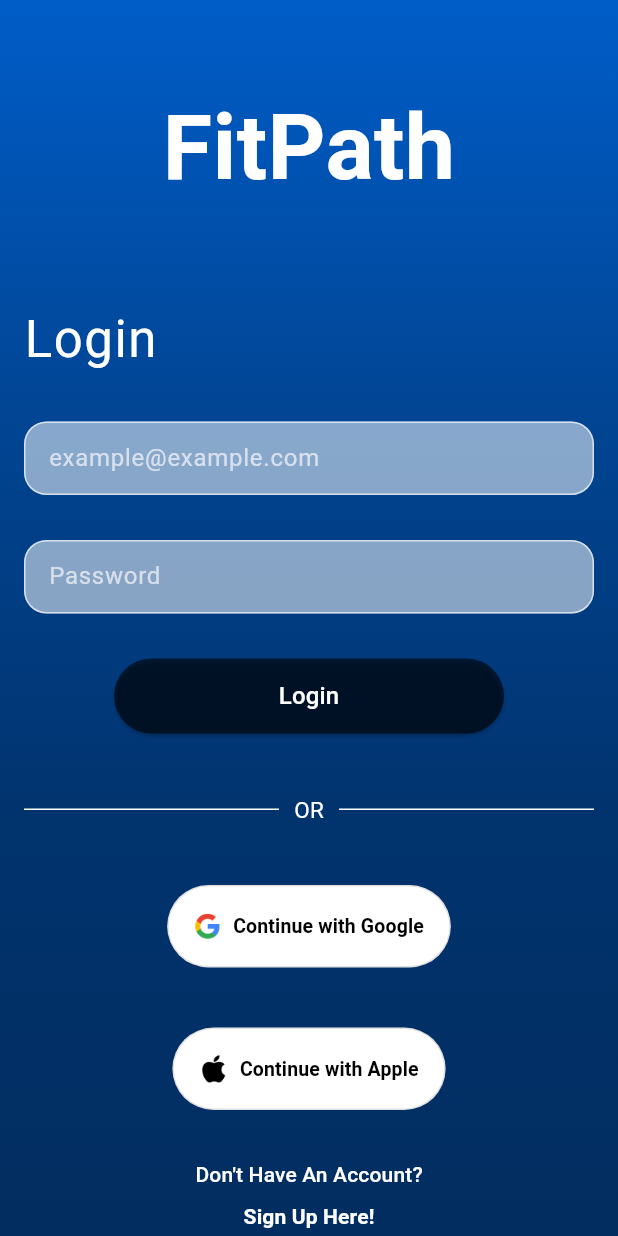
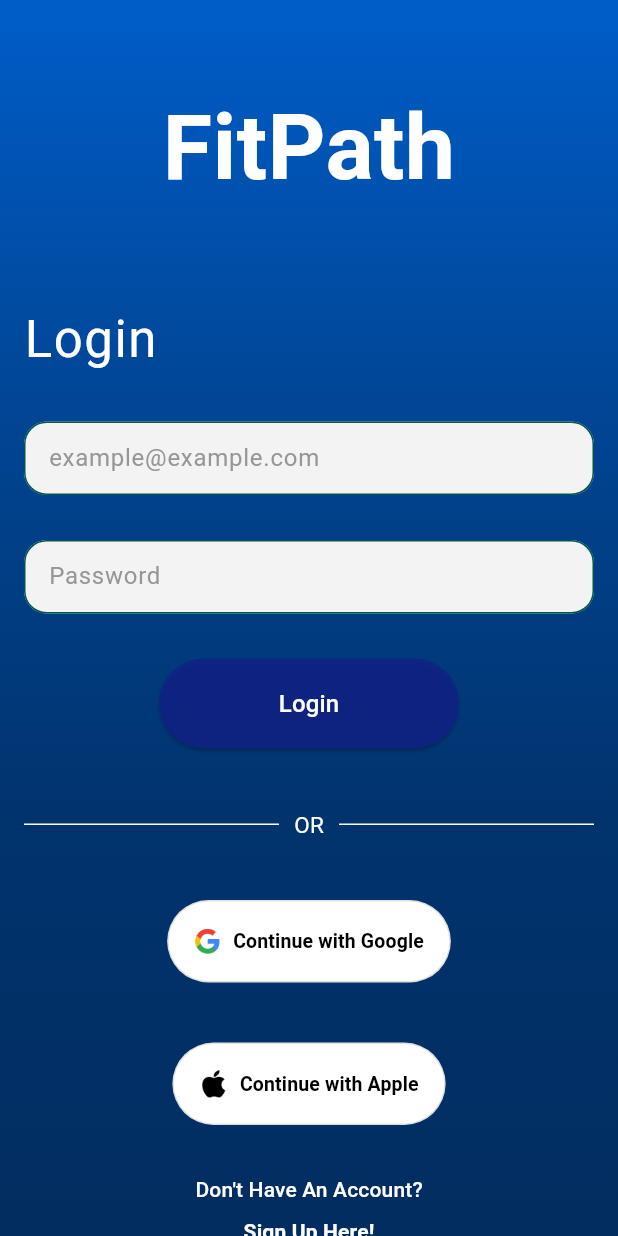
Before and after one commit to MoveAppDart/Fitpath, a Flutter app: the screen it shows after launch, on a phone screen of 412 x 824 dp. Run offline on Flutter 3.47's test engine with Material 3 defaults, Android fonts, the light colour scheme and no system bars; our stand-ins replace google_fonts, table_calendar; Roboto replaces fonts that are missing (Genos).

Commit message:
mprove layout and styling for responsiveness

```diff
--- a/lib/screens/login_screen.dart
+++ b/lib/screens/login_screen.dart
@@ -29,7 +29,8 @@ class _LoginScreenState extends State<LoginScreen> {
     final bool isDesktop = screenSize.width > 1200;
 
     // Calcul dels valors responsive
-    final double titleFontSize = isDesktop ? 90 : (isTablet ? 72 : 60); // Larger base values
+    final double titleFontSize =
+        isDesktop ? 90 : (isTablet ? 72 : 60); // Larger base values
     final double horizontalPadding = isDesktop ? 80 : (isTablet ? 40 : 16);
     final double verticalSpacing = isDesktop ? 50 : (isTablet ? 40 : 30);
 
@@ -86,7 +87,8 @@ class _LoginScreenState extends State<LoginScreen> {
                                 'Login',
                                 style: TextStyle(
                                   color: Colors.white,
-                                  fontSize: isDesktop ? 42 : (isTablet ? 38 : 34),
+                                  fontSize:
+                                      isDesktop ? 42 : (isTablet ? 38 : 34),
                                   letterSpacing: 1,
                                 ),
                               ),
@@ -123,7 +125,7 @@ class _LoginScreenState extends State<LoginScreen> {
 
                           // Sign up link
                           _buildSignUpLink(context),
-                          SizedBox(height: 20),  // Add spacing at the bottom
+                          SizedBox(height: 20), // Add spacing at the bottom
                         ],
                       ),
                     ),
@@ -150,12 +152,19 @@ class _LoginScreenState extends State<LoginScreen> {
       decoration: InputDecoration(
         contentPadding: const EdgeInsets.all(12.5),
         hintText: hintText,
-        hintStyle: const TextStyle(color: Color.fromARGB(170, 255, 253, 253)),
+        hintStyle: const TextStyle(color: Color.fromARGB(255, 150, 150, 150)),
         filled: true,
-        fillColor: const Color.fromARGB(135, 255, 255, 255),
+        fillColor: const Color.fromARGB(255, 243, 243, 243),
         enabledBorder: OutlineInputBorder(
           borderSide: const BorderSide(
-            color: Color.fromARGB(170, 255, 255, 255),
+            color: Color.fromARGB(255, 0, 85, 77),
+          ),
+          borderRadius: BorderRadius.circular(15),
+        ),
+        focusedBorder: OutlineInputBorder(
+          borderSide: const BorderSide(
+            color: Color.fromARGB(255, 0, 85, 77),
+            width: 2.0, // optional: make it stand out when focused
           ),
           borderRadius: BorderRadius.circular(15),
         ),
@@ -168,7 +177,8 @@ class _LoginScreenState extends State<LoginScreen> {
     return Center(
       child: ElevatedButton(
         onPressed: () {
-          if (_emailController.text.isEmpty || _passwordController.text.isEmpty) {
+          if (_emailController.text.isEmpty ||
+              _passwordController.text.isEmpty) {
             ScaffoldMessenger.of(context).showSnackBar(
               const SnackBar(
                 content: Text('Please enter both email and password'),
@@ -184,8 +194,8 @@ class _LoginScreenState extends State<LoginScreen> {
         },
         style: ElevatedButton.styleFrom(
           foregroundColor: Colors.white,
-          backgroundColor: const Color.fromARGB(148, 0, 0, 0),
-          minimumSize: const Size(260, 50),
+          backgroundColor: const Color.fromARGB(220, 16, 34, 135),
+          minimumSize: const Size(200, 60),
         ),
         child: const Text(
           'Login',
@@ -264,7 +274,6 @@ class _LoginScreenState extends State<LoginScreen> {
         label: const Text(
           'Continue with Google',
           style: TextStyle(fontSize: 13, fontWeight: FontWeight.bold),
-
         ),
         style: OutlinedButton.styleFrom(
           padding: const EdgeInsets.all(18),
```
Also changed, not shown: lib/screens/home_screen.dart (+91 -98 lines).
